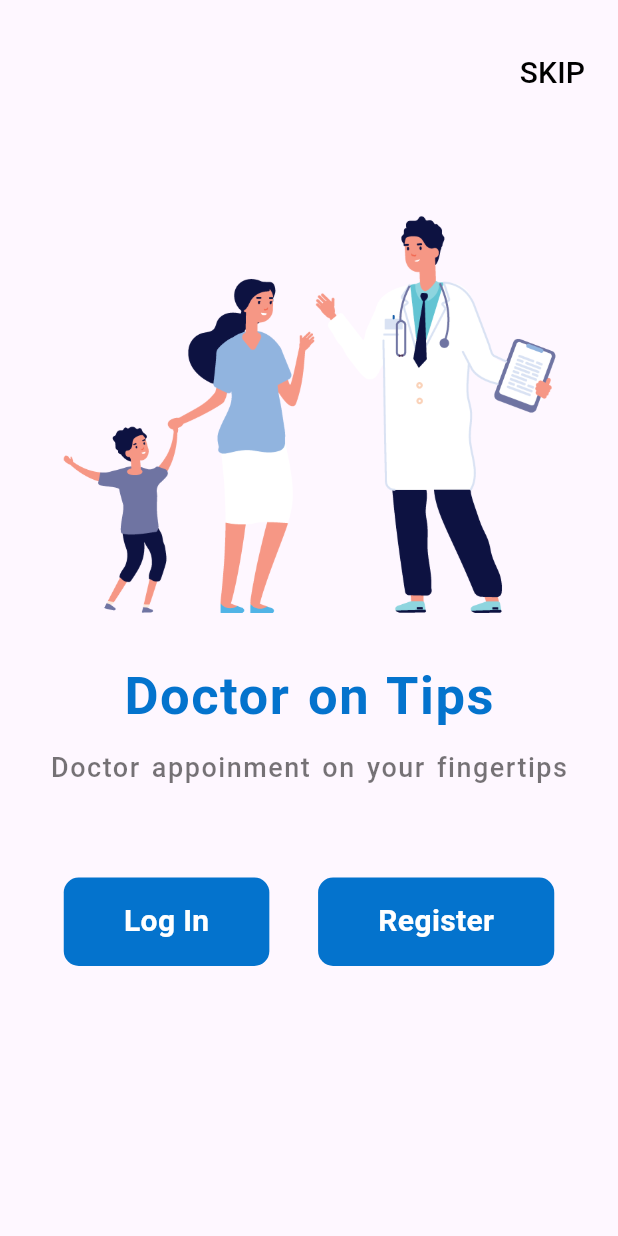
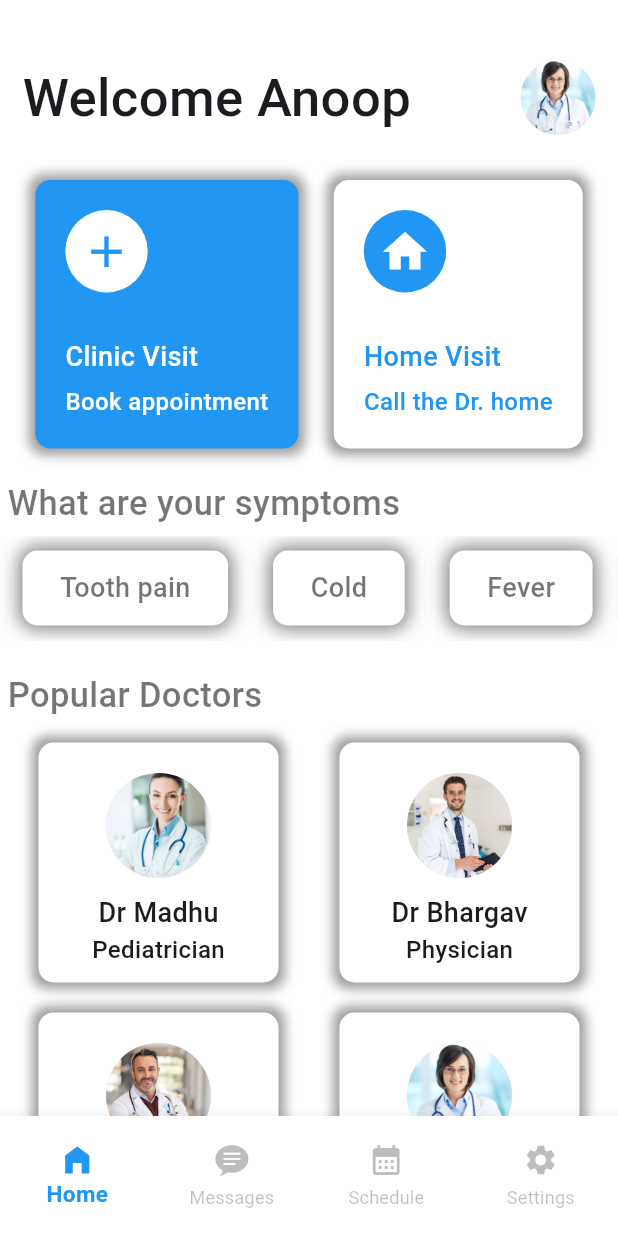
Before and after one commit to anoopbajpaipublic/drontips, a Flutter app: the screen it shows after launch, after a tap on "SKIP", on a phone screen of 412 x 824 dp. Run offline on Flutter 3.47's test engine with Material 3 defaults, Android fonts, the light colour scheme and no system bars.

Commit message:
feat: [ANP-4] home screen ui completed
feat: [ANP-4] home screen ui and bottom tab navigator completed

```diff
--- /dev/null
+++ b/lib/screens/home_screen.dart
@@ -0,0 +1,301 @@
+import 'package:flutter/material.dart';
+import 'package:flutter/rendering.dart';
+
+class HomeScreen extends StatelessWidget {
+  List symptoms = [
+    "Tooth pain",
+    "Cold",
+    "Fever",
+    "Gastric problem",
+    "Bone issues",
+    "Cardio issues"
+  ];
+
+  List imgs = [
+    "images/doctor1.jpg",
+    "images/doctor2.jpg",
+    "images/doctor3.jpg",
+    "images/doctor4.jpg",
+    "images/doctor1.jpg",
+    "images/doctor2.jpg"
+  ];
+
+  @override
+  Widget build(BuildContext context) {
+    return SingleChildScrollView(
+      padding: EdgeInsets.only(top: 40),
+      child: Column(
+        crossAxisAlignment: CrossAxisAlignment.start,
+        children: [
+          Padding(
+            padding: EdgeInsets.symmetric(horizontal: 15),
+            child: Row(
+              mainAxisAlignment: MainAxisAlignment.spaceBetween,
+              children: [
+                Text(
+                  "Welcome Anoop",
+                  style: TextStyle(
+                    fontSize: 35,
+                    fontWeight: FontWeight.w500,
+                  ),
+                ),
+                CircleAvatar(
+                  backgroundImage: AssetImage("images/doctor1.jpg"),
+                  radius: 25,
+                )
+              ],
+            ),
+          ),
+          SizedBox(height: 30),
+          Row(
+            mainAxisAlignment: MainAxisAlignment.spaceEvenly,
+            children: [
+              clinicVisitContainer(),
+              bookAppointmentContainer(),
+            ],
+          ),
+          SizedBox(height: 15),
+          symptomsheader("What are your symptoms"),
+          SizedBox(
+              height: 70,
+              child: ListView.builder(
+                  shrinkWrap: true,
+                  scrollDirection: Axis.horizontal,
+                  itemCount: symptoms.length,
+                  itemBuilder: (context, index) {
+                    return Container(
+                      margin:
+                          EdgeInsets.symmetric(vertical: 10, horizontal: 15),
+                      padding: EdgeInsets.symmetric(horizontal: 25),
+                      decoration: BoxDecoration(
+                          color: Colors.white,
+                          borderRadius: BorderRadius.circular(10),
+                          boxShadow: [
+                            BoxShadow(
+                              color: Colors.black54,
+                              blurRadius: 10,
+                              spreadRadius: 2,
+                            )
+                          ]),
+                      child: Center(
+                        child: Text(
+                          symptoms[index],
+                          style: TextStyle(
+                            fontSize: 18,
+                            fontWeight: FontWeight.w500,
+                            color: Colors.black54,
+                          ),
+                        ),
+                      ),
+                    );
+                  })),
+          SizedBox(height: 15),
+          symptomsheader("Popular Doctors"),
+          Row(
+            mainAxisAlignment: MainAxisAlignment.spaceEvenly,
+            children: [
+              popularDrContainer("Dr Madhu", "Pediatrician", 1),
+              popularDrContainer("Dr Bhargav", "Physician", 2),
+            ],
+          ),
+          Row(
+            mainAxisAlignment: MainAxisAlignment.spaceEvenly,
+            children: [
+              popularDrContainer("Dr Rathi", "Cardiologist", 3),
+              popularDrContainer("Dr Smitha", "Dentist", 4),
+            ],
+          ),
+        ],
+      ),
+    );
+  }
+
+  InkWell bookAppointmentContainer() {
+    return InkWell(
+      onTap: () {},
+      child: Container(
+        padding: EdgeInsets.all(20),
+        decoration: BoxDecoration(
+            color: Colors.white,
+            borderRadius: BorderRadius.circular(10),
+            boxShadow: [
+              BoxShadow(
+                color: Colors.grey,
+                blurRadius: 6,
+                spreadRadius: 4,
+              )
+            ]),
+        child: bookAnAppoitment(),
+      ),
+    );
+  }
+
+  InkWell clinicVisitContainer() {
+    return InkWell(
+      onTap: () {},
+      child: Container(
+        padding: EdgeInsets.all(20),
+        decoration: BoxDecoration(
+            color: Colors.blue,
+            borderRadius: BorderRadius.circular(10),
+            boxShadow: [
+              BoxShadow(
+                color: Colors.grey,
+                blurRadius: 6,
+                spreadRadius: 4,
+              )
+            ]),
+        child: clinicVisitButton(),
+      ),
+    );
+  }
+
+  InkWell popularDrContainer(String drname, String speciality, int index) {
+    return InkWell(
+      onTap: () {},
+      child: Container(
+        width: 160,
+        height: 160,
+        margin: EdgeInsets.symmetric(vertical: 10, horizontal: 15),
+        padding: EdgeInsets.all(10),
+        decoration: BoxDecoration(
+            color: Colors.white,
+            borderRadius: BorderRadius.circular(10),
+            boxShadow: [
+              BoxShadow(
+                color: Colors.grey,
+                blurRadius: 6,
+                spreadRadius: 4,
+              )
+            ]),
+        child: popularDrButton(drname, speciality, index),
+      ),
+    );
+  }
+
+  Padding symptomsheader(String textValue) {
+    return Padding(
+      padding: EdgeInsets.all(5),
+      child: Text(
+        textValue,
+        style: TextStyle(
+          fontSize: 23,
+          fontWeight: FontWeight.w500,
+          color: Colors.black54,
+        ),
+      ),
+    );
+  }
+
+  Column clinicVisitButton() {
+    return Column(
+      crossAxisAlignment: CrossAxisAlignment.start,
+      children: [
+        Container(
+          padding: EdgeInsets.all(10),
+          decoration: BoxDecoration(
+            color: Colors.white,
+            shape: BoxShape.circle,
+          ),
+          child: Icon(
+            Icons.add,
+            color: Colors.blue,
+            size: 35,
+          ),
+        ),
+        SizedBox(
+          height: 30,
+        ),
+        Text(
+          "Clinic Visit",
+          style: TextStyle(
+            fontSize: 18,
+            color: Colors.white,
+            fontWeight: FontWeight.w500,
+          ),
+        ),
+        SizedBox(
+          height: 5,
+        ),
+        Text(
+          "Book appointment",
+          style: TextStyle(
+            fontSize: 16,
+            color: Colors.white,
+            fontWeight: FontWeight.w500,
+          ),
+        ),
+      ],
+    );
+  }
+
+  Column bookAnAppoitment() {
+    return Column(
+      crossAxisAlignment: CrossAxisAlignment.start,
+      children: [
+        Container(
+          padding: EdgeInsets.all(10),
+          decoration: BoxDecoration(
+            color: Colors.blue,
+            shape: BoxShape.circle,
+          ),
+          child: Icon(
+            Icons.home,
+            color: Colors.white,
+            size: 35,
+          ),
+        ),
+        SizedBox(
+          height: 30,
+        ),
+        Text(
+          "Home Visit",
+          style: TextStyle(
+            fontSize: 18,
+            color: Colors.blue,
+            fontWeight: FontWeight.w500,
+          ),
+        ),
+        SizedBox(
+          height: 5,
+        ),
+        Text(
+          "Call the Dr. home",
+          style: TextStyle(
+            fontSize: 16,
+            color: Colors.blue,
+            fontWeight: FontWeight.w500,
+          ),
+        )
+      ],
+    );
+  }
+
+  Column popularDrButton(String drName, String speciality, int index) {
+    return Column(
+      mainAxisAlignment: MainAxisAlignment.spaceEvenly,
+      children: [
+        Container(
+            padding: EdgeInsets.all(10),
+            child: CircleAvatar(
+              backgroundImage: AssetImage(imgs[index]),
+              radius: 35,
+            )),
+        Text(
+          drName,
+          style: TextStyle(
+            fontSize: 18,
+            fontWeight: FontWeight.w500,
+          ),
+        ),
+        Text(
+          speciality,
+          style: TextStyle(
+            fontSize: 16,
+            fontWeight: FontWeight.w500,
+          ),
+        ),
+      ],
+    );
+  }
+}
--- a/lib/screens/welcome_screen.dart
+++ b/lib/screens/welcome_screen.dart
@@ -1,5 +1,6 @@
 import 'package:drontips/screens/login_screen.dart';
 import 'package:drontips/screens/register_screen.dart';
+import 'package:drontips/widgets/navbar_root.dart';
 import 'package:flutter/material.dart';
 
 class WelcomeScreen extends StatelessWidget {
@@ -18,7 +19,10 @@ class WelcomeScreen extends StatelessWidget {
               Align(
                 alignment: Alignment.centerRight,
                 child: TextButton(
-                    onPressed: () {},
+                    onPressed: () {
+                      Navigator.push(context,
+                          MaterialPageRoute(builder: (context) => NavBar()));
+                    },
                     child: Text(
                       "SKIP",
                       style: TextStyle(color: Colors.black, fontSize: 20),
--- /dev/null
+++ b/lib/widgets/navbar_root.dart
@@ -0,0 +1,55 @@
+import 'package:drontips/screens/home_screen.dart';
+import 'package:flutter/cupertino.dart';
+import 'package:flutter/material.dart';
+
+class NavBar extends StatefulWidget {
+  @override
+  State<NavBar> createState() => _NavBarState();
+}
+
+class _NavBarState extends State<NavBar> {
+  int _selectedIndex = 0;
+  final _screens = [
+    HomeScreen(),
+    Container(),
+    Container(),
+    Container(),
+  ];
+  @override
+  Widget build(BuildContext context) {
+    return Scaffold(
+      backgroundColor: Colors.white,
+      body: _screens[_selectedIndex],
+      bottomNavigationBar: Container(
+        height: 80,
+        child: BottomNavigationBar(
+          backgroundColor: Colors.white,
+          type: BottomNavigationBarType.fixed,
+          selectedItemColor: Colors.blue,
+          unselectedItemColor: Colors.black26,
+          selectedLabelStyle: TextStyle(
+            fontWeight: FontWeight.bold,
+            fontSize: 15,
+          ),
+          currentIndex: _selectedIndex,
+          onTap: (index) {
+            setState(() {
+              _selectedIndex = index;
+            });
+          },
+          items: [
+            BottomNavigationBarItem(
+                icon: Icon(Icons.home_filled), label: "Home"),
+            BottomNavigationBarItem(
+                icon: Icon(CupertinoIcons.chat_bubble_text_fill),
+                label: "Messages"),
+            BottomNavigationBarItem(
+                icon: Icon(Icons.calendar_month), label: "Schedule"),
+            BottomNavigationBarItem(
+                icon: Icon(Icons.settings), label: "Settings"),
+          ],
+        ),
+      ),
+    );
+  }
+}
```
